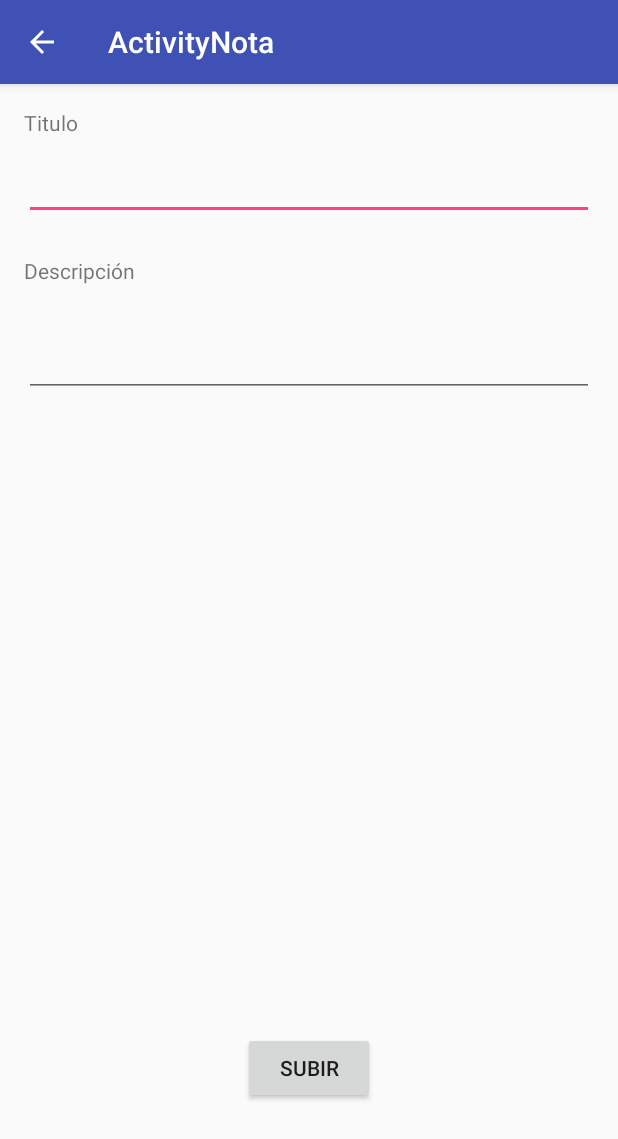
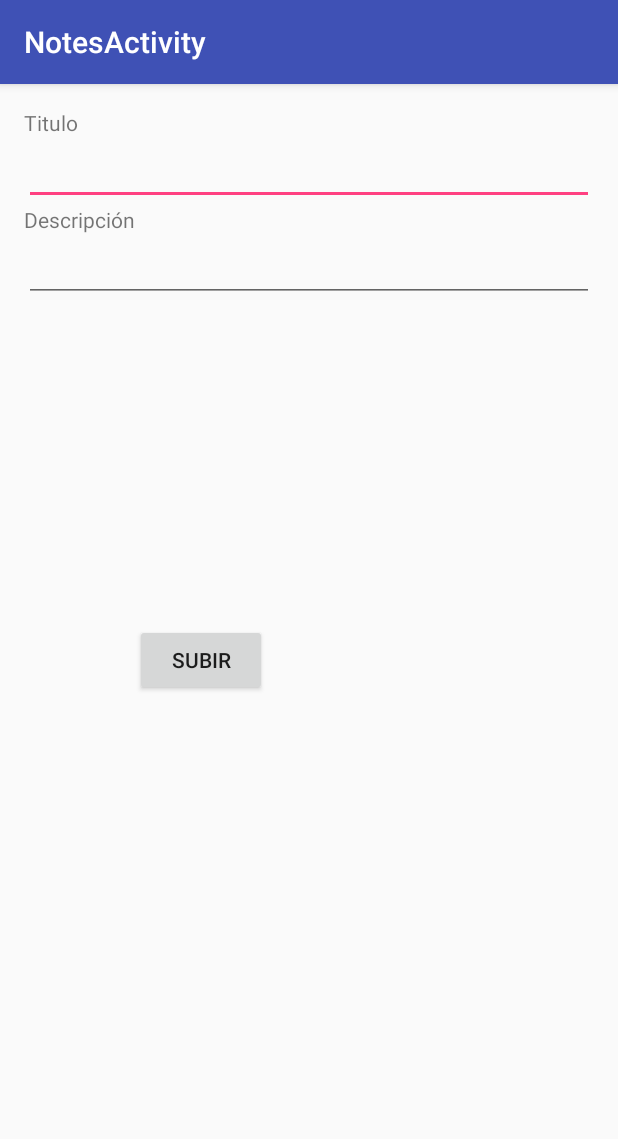
Before and after one commit to helicida/NoteMarker, an Android app: the screen it shows after launch (ActivityNota before the commit, NotesActivity after it), after a tap on an icon or button, on a phone screen of 412 x 824 dp. Shown: the top 1139 px of the screen. Run offline under Robolectric (Android 15) with nearby library versions, the phone set to English and light mode, and no system bars; libraries missing offline, so code that uses them is left out: com.firebase.client, com.firebase.ui; 10 statements that could not run were skipped.

Commit message:
Se ha comenzado a adaptar el activity a un fragment

```diff
--- a/app/src/main/java/helicida/firebasetest/ActivityNota.java
+++ /dev/null
@@ -1,96 +0,0 @@
-package helicida.firebasetest;
-
-import android.app.Activity;
-import android.app.ProgressDialog;
-import android.content.Context;
-import android.content.Intent;
-import android.location.Location;
-import android.location.LocationListener;
-import android.location.LocationManager;
-import android.os.Bundle;
-import android.support.design.widget.FloatingActionButton;
-import android.support.design.widget.Snackbar;
-import android.support.v7.app.AppCompatActivity;
-import android.support.v7.widget.Toolbar;
-import android.util.AttributeSet;
-import android.view.View;
-import android.widget.Button;
-import android.widget.EditText;
-import android.widget.TextView;
-import android.widget.Toast;
-
-import com.firebase.client.DataSnapshot;
-import com.firebase.client.Firebase;
-import com.firebase.client.FirebaseError;
-import com.firebase.client.ValueEventListener;
-
-public class ActivityNota extends AppCompatActivity implements LocationListener {
-
-    Firebase ref;
-    Location localizacion = null;
-    private ProgressDialog dialog;
-
-    @Override
-    protected void onCreate(Bundle savedInstanceState) {
-        super.onCreate(savedInstanceState);
-        setContentView(R.layout.activity_activity_nota);
-        Toolbar toolbar = (Toolbar) findViewById(R.id.toolbar);
-        setSupportActionBar(toolbar);
-
-        getSupportActionBar().setDisplayHomeAsUpEnabled(true);
-
-        Firebase.setAndroidContext(this);
-
-        dialog = ProgressDialog.show(this, "", "Localizando...");
-
-        ref = new Firebase("https://helicidatest.firebaseio.com/");
-
-        Button subirButton = (Button) this.findViewById(R.id.subirButton);
-
-        LocationManager locationManager = (LocationManager) getSystemService(Context.LOCATION_SERVICE);
-        locationManager.requestLocationUpdates(
-                LocationManager.GPS_PROVIDER, 5000, 10, this);
-
-        final Activity activity = this;
-
-        subirButton.setOnClickListener(new View.OnClickListener() {
-            @Override
-            public void onClick(View v) {
-
-                EditText tituloText = (EditText) activity.findViewById(R.id.tituloText);
-                EditText descripcionText = (EditText) activity.findViewById(R.id.descripcionText);
-
-                if (tituloText.getText() != null && descripcionText.getText() != null) {
-
-                    // Usando push automaitcamente genera la clave de referencia
-
-                    Firebase mensaje = ref.child("mensaje");
-                    Firebase mensajeRef = mensaje.push();
-                    mensajeRef.setValue(new Mensaje(tituloText.getText().toString(), descripcionText.getText().toString(), localizacion.getLatitude(), localizacion.getLongitude()));
-                    activity.finish();
-                }
-            }
-        });
-
-    }
-
-    // Metodos locationListener
-    @Override
-    public void onProviderEnabled(String provider) {
-
-    }
-    @Override
-    public void onLocationChanged(Location location) {
-        localizacion = location;
-        dialog.dismiss();
-    }
-    @Override
-    public void onStatusChanged(String provider, int status, Bundle extras) {
-
-    }
-    @Override
-    public void onProviderDisabled(String provider) {
-
-    }
-
-}
--- a/app/src/main/java/helicida/firebasetest/MainActivity.java
+++ b/app/src/main/java/helicida/firebasetest/MainActivity.java
@@ -28,7 +28,7 @@ public class MainActivity extends AppCompatActivity {
         fab.setOnClickListener(new View.OnClickListener() {
             @Override
             public void onClick(View view) {
-                Intent intent = new Intent(a, ActivityNota.class);
+                Intent intent = new Intent(a, NotesActivity.class);
                 startActivity(intent);
             }
         });
--- /dev/null
+++ b/app/src/main/java/helicida/firebasetest/NotesActivity.java
@@ -0,0 +1,20 @@
+package helicida.firebasetest;
+
+import android.os.Bundle;
+import android.support.design.widget.FloatingActionButton;
+import android.support.design.widget.Snackbar;
+import android.support.v7.app.AppCompatActivity;
+import android.support.v7.widget.Toolbar;
+import android.view.View;
+
+public class NotesActivity extends AppCompatActivity {
+
+    @Override
+    protected void onCreate(Bundle savedInstanceState) {
+        super.onCreate(savedInstanceState);
+        setContentView(R.layout.activity_notes);
+        Toolbar toolbar = (Toolbar) findViewById(R.id.toolbar);
+        setSupportActionBar(toolbar);
+
+    }
+}
--- /dev/null
+++ b/app/src/main/java/helicida/firebasetest/NotesActivityFragment.java
@@ -0,0 +1,103 @@
+package helicida.firebasetest;
+
+import android.app.Activity;
+import android.app.ProgressDialog;
+import android.content.Context;
+import android.location.Location;
+import android.location.LocationListener;
+import android.location.LocationManager;
+import android.support.v4.app.Fragment;
+import android.os.Bundle;
+import android.view.LayoutInflater;
+import android.view.View;
+import android.view.ViewGroup;
+import android.widget.Button;
+import android.widget.EditText;
+import android.widget.ListView;
+import android.widget.TextView;
+
+import com.firebase.client.DataSnapshot;
+import com.firebase.client.Firebase;
+import com.firebase.client.FirebaseError;
+import com.firebase.client.ValueEventListener;
+import com.firebase.ui.FirebaseListAdapter;
+
+/**
+ * A placeholder fragment containing a simple view.
+ */
+public class NotesActivityFragment extends Fragment implements LocationListener {
+
+    Firebase ref;
+    private ProgressDialog dialog;
+    Location localizacion = null;
+
+    public NotesActivityFragment() {}
+
+    @Override
+    public void onCreate(Bundle savedInstanceState) {
+
+        configFirebase();   // Hacemos el config firebase
+
+        super.onCreate(savedInstanceState);
+    }
+
+    @Override
+    public View onCreateView(LayoutInflater inflater, ViewGroup container, Bundle savedInstanceState) {
+
+        final View fragmentoLista = inflater.inflate(R.layout.fragment_notes, container, false); //Definimos el fragment
+
+        dialog = ProgressDialog.show(getContext(), "", "Localizando...");   // Dialog que mostrará localizando
+        ref = new Firebase("https://helicidatest.firebaseio.com/");         // Ruta firebase
+
+        // Boton
+        Button subirButton = (Button) fragmentoLista.findViewById(R.id.subirButton);
+
+        // Localizacion
+        LocationManager locationManager = (LocationManager) getActivity().getSystemService(Context.LOCATION_SERVICE);
+        locationManager.requestLocationUpdates(LocationManager.GPS_PROVIDER, 5000, 10, this);
+
+        subirButton.setOnClickListener(new View.OnClickListener() {
+            @Override
+            public void onClick(View v) {
+
+                // Declaramos los EditText
+                EditText tituloText = (EditText) fragmentoLista.findViewById(R.id.tituloText);
+                EditText descripcionText = (EditText) fragmentoLista.findViewById(R.id.descripcionText);
+
+                if (tituloText.getText() != null && descripcionText.getText() != null) {
+                    // Usando push automaitcamente genera la clave de referencia
+                    Firebase mensaje = ref.child("mensaje");
+                    Firebase mensajeRef = mensaje.push();
+                    mensajeRef.setValue(new Mensaje(tituloText.getText().toString(), descripcionText.getText().toString(), localizacion.getLatitude(), localizacion.getLongitude()));
+                    getActivity().finish();
+                }
+            }
+        });
+
+        return fragmentoLista;
+    }
+
+    public void configFirebase(){
+        Firebase.setAndroidContext(getContext());   // Configuramos firebase con el context adecuado y activamos la caché
+    }
+
+    // Metodos locationListener
+    @Override
+    public void onProviderEnabled(String provider) {
+
+    }
+    @Override
+    public void onLocationChanged(Location location) {
+        localizacion = location;
+        dialog.dismiss();
+    }
+    @Override
+    public void onStatusChanged(String provider, int status, Bundle extras) {
+
+    }
+    @Override
+    public void onProviderDisabled(String provider) {
+
+    }
+
+}
--- /dev/null
+++ b/app/src/main/res/layout/activity_notes.xml
@@ -0,0 +1,26 @@
+<?xml version="1.0" encoding="utf-8"?>
+<android.support.design.widget.CoordinatorLayout xmlns:android="http://schemas.android.com/apk/res/android"
+    xmlns:app="http://schemas.android.com/apk/res-auto"
+    xmlns:tools="http://schemas.android.com/tools"
+    android:layout_width="match_parent"
+    android:layout_height="match_parent"
+    android:fitsSystemWindows="true"
+    tools:context="helicida.firebasetest.NotesActivity">
+
+    <android.support.design.widget.AppBarLayout
+        android:layout_width="match_parent"
+        android:layout_height="wrap_content"
+        android:theme="@style/AppTheme.AppBarOverlay">
+
+        <android.support.v7.widget.Toolbar
+            android:id="@+id/toolbar"
+            android:layout_width="match_parent"
+            android:layout_height="?attr/actionBarSize"
+            android:background="?attr/colorPrimary"
+            app:popupTheme="@style/AppTheme.PopupOverlay" />
+
+    </android.support.design.widget.AppBarLayout>
+
+    <include layout="@layout/content_notes" />
+
+</android.support.design.widget.CoordinatorLayout>
--- a/app/src/main/res/layout/content_activity_nota.xml
+++ b/app/src/main/res/layout/content_activity_nota.xml
@@ -11,17 +11,6 @@
     app:layout_behavior="@string/appbar_scrolling_view_behavior"
     tools:context="helicida.firebasetest.ActivityNota"
     tools:showIn="@layout/activity_activity_nota">
-
-    <EditText
-        android:layout_width="wrap_content"
-        android:layout_height="wrap_content"
-        android:id="@+id/tituloText"
-        android:layout_alignParentTop="true"
-        android:layout_alignParentLeft="true"
-        android:layout_alignParentStart="true"
-        android:layout_marginTop="29dp"
-        android:layout_alignParentRight="true"
-        android:layout_alignParentEnd="true" />
 
     <TextView
         android:layout_width="wrap_content"
@@ -37,7 +26,6 @@
         android:layout_height="wrap_content"
         android:text="Descripción"
         android:id="@+id/textView2"
-        android:layout_below="@+id/tituloText"
         android:layout_alignParentLeft="true"
         android:layout_alignParentStart="true"
         android:layout_marginTop="24dp" />
--- /dev/null
+++ b/app/src/main/res/layout/fragment_notes.xml
@@ -0,0 +1,59 @@
+<RelativeLayout xmlns:android="http://schemas.android.com/apk/res/android"
+    xmlns:tools="http://schemas.android.com/tools"
+    android:layout_width="match_parent"
+    android:layout_height="match_parent"
+    android:paddingBottom="@dimen/activity_vertical_margin"
+    android:paddingLeft="@dimen/activity_horizontal_margin"
+    android:paddingRight="@dimen/activity_horizontal_margin"
+    android:paddingTop="@dimen/activity_vertical_margin"
+    tools:context="helicida.firebasetest.NotesActivityFragment"
+    tools:showIn="@layout/activity_notes">
+
+
+    <TextView
+        android:layout_width="wrap_content"
+        android:layout_height="wrap_content"
+        android:text="Titulo"
+        android:id="@+id/textView3"
+        android:layout_alignParentTop="true"
+        android:layout_alignParentLeft="true"
+        android:layout_alignParentStart="true" />
+
+    <EditText
+        android:layout_width="wrap_content"
+        android:layout_height="wrap_content"
+        android:id="@+id/tituloText"
+        android:layout_alignParentStart="true"
+        android:layout_below="@+id/textView3"
+        android:layout_alignParentLeft="true"
+        android:layout_alignRight="@+id/descripcionText"
+        android:layout_alignEnd="@+id/descripcionText" />
+
+    <TextView
+        android:layout_width="wrap_content"
+        android:layout_height="wrap_content"
+        android:text="Descripción"
+        android:id="@+id/textView4"
+        android:layout_alignParentStart="true"
+        android:layout_below="@+id/tituloText"
+        android:layout_alignParentLeft="true" />
+
+    <Button
+        android:layout_width="wrap_content"
+        android:layout_height="wrap_content"
+        android:text="Subir"
+        android:id="@+id/button"
+        android:layout_centerVertical="true"
+        android:layout_toRightOf="@+id/textView4"
+        android:layout_toEndOf="@+id/textView4" />
+
+    <EditText
+        android:layout_width="wrap_content"
+        android:layout_height="wrap_content"
+        android:id="@+id/descripcionText"
+        android:layout_below="@+id/textView4"
+        android:layout_alignParentLeft="true"
+        android:layout_alignParentStart="true"
+        android:layout_alignParentRight="true"
+        android:layout_alignParentEnd="true" />
+</RelativeLayout>
--- a/app/src/main/res/values/strings.xml
+++ b/app/src/main/res/values/strings.xml
@@ -2,4 +2,5 @@
     <string name="app_name">Note Marker</string>
     <string name="action_settings">Settings</string>
     <string name="title_activity_activity_nota">ActivityNota</string>
+    <string name="title_activity_notes">NotesActivity</string>
 </resources>
```
Also changed, not shown: app/src/main/AndroidManifest.xml (+3 -8 lines), app/src/main/java/helicida/firebasetest/MainActivityFragment.java (+4 -3 lines), app/src/main/res/layout/activity_detail.xml (deleted, +0 -20 lines), app/src/main/res/layout/content_detail.xml (deleted, +0 -7 lines), app/src/main/res/layout/content_notes.xml (added, +9 -0 lines), app/src/main/res/layout/fragment_detail.xml (deleted, +0 -28 lines), app/src/main/res/menu/menu_notes.xml (added, +10 -0 lines), 1 other file.
